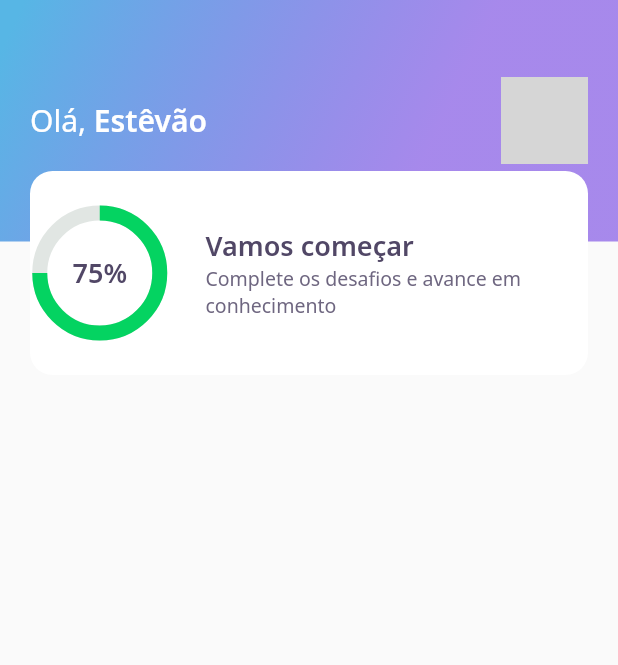
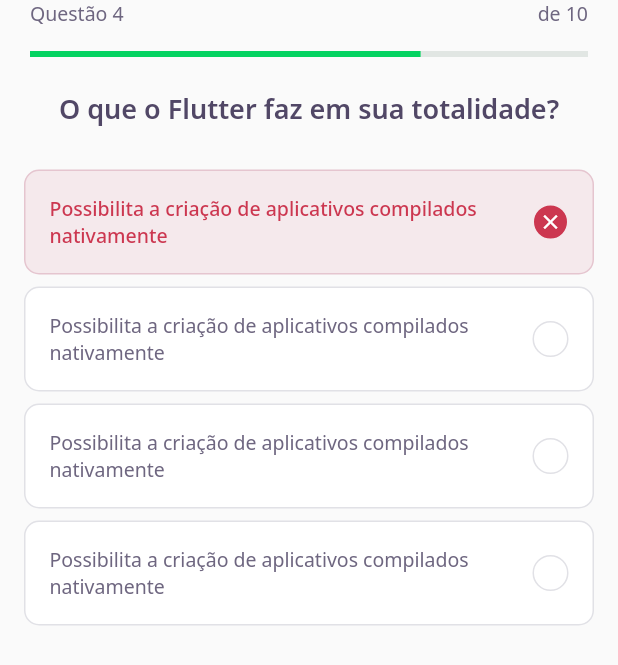
Before and after one commit to EstevaoCalera/NextLevelWeek-5, a Flutter app: the screen it shows after launch, on a phone screen of 412 x 824 dp. Shown: the top 665 px of the screen. Run offline on Flutter 3.47's test engine with Material 2 defaults, Android fonts, the phone set to English and light mode, and no system bars; our stand-ins replace google_fonts; grey boxes are pictures that could not be loaded.

Commit message:
Aula 2 concluida

```diff
--- /dev/null
+++ b/lib/challenge/challenge_page.dart
@@ -0,0 +1,22 @@
+import 'package:devquiz/challenge/widgets/question_indicator/question_indicator_widget.dart';
+import 'package:devquiz/challenge/widgets/quiz/quiz_widget.dart';
+import 'package:flutter/material.dart';
+
+class ChallengePage extends StatefulWidget {
+  ChallengePage({Key? key}) : super(key: key);
+  @override
+  _ChallengePageState createState() => _ChallengePageState();
+}
+
+class _ChallengePageState extends State<ChallengePage> {
+  @override
+  Widget build(BuildContext context) {
+    return Scaffold(
+      appBar: PreferredSize(
+        preferredSize: Size.fromHeight(60),
+        child: SafeArea(top: true, child: QuestionIndicatorWidget()),
+      ),
+      body: QuizWidget(title: "O que o Flutter faz em sua totalidade?"),
+    );
+  }
+}
--- /dev/null
+++ b/lib/challenge/widgets/awnser/awnser_widget.dart
@@ -0,0 +1,73 @@
+import 'package:devquiz/core/app_colors.dart';
+import 'package:devquiz/core/core.dart';
+import 'package:flutter/material.dart';
+
+class AwnserWidget extends StatelessWidget {
+  final String title;
+  final bool isRight;
+  final bool isSelected;
+  const AwnserWidget({
+    Key? key,
+    required this.title,
+    this.isRight = false,
+    this.isSelected = false,
+  }) : super(key: key);
+
+  Color get _selectedColorRight =>
+      isRight ? AppColors.darkGreen : AppColors.darkRed;
+  Color get _selectedBorderRight =>
+      isRight ? AppColors.lightGreen : AppColors.lightRed;
+  Color get _selectedColorCardRight =>
+      isRight ? AppColors.lightGreen : AppColors.lightRed;
+  Color get _selectedBorderCardRight =>
+      isRight ? AppColors.green : AppColors.red;
+  TextStyle get _selectedTextStyleRight =>
+      isRight ? AppTextStyles.bodyDarkGreen : AppTextStyles.bodyDarkRed;
+  IconData get _selectedIconRight => isRight ? Icons.check : Icons.close;
+
+  @override
+  Widget build(BuildContext context) {
+    return Padding(
+      padding: const EdgeInsets.symmetric(horizontal: 16, vertical: 4),
+      child: Container(
+        padding: EdgeInsets.all(16),
+        decoration: BoxDecoration(
+            color: isSelected ? _selectedColorCardRight : AppColors.white,
+            borderRadius: BorderRadius.circular(10),
+            border: Border.fromBorderSide(BorderSide(
+                color:
+                    isSelected ? _selectedBorderCardRight : AppColors.border))),
+        child: Row(
+          mainAxisAlignment: MainAxisAlignment.spaceBetween,
+          children: [
+            Expanded(
+              child: Text(
+                title,
+                style:
+                    isSelected ? _selectedTextStyleRight : AppTextStyles.body,
+              ),
+            ),
+            Container(
+              width: 24,
+              height: 24,
+              decoration: BoxDecoration(
+                color: isSelected ? _selectedColorRight : AppColors.white,
+                borderRadius: BorderRadius.circular(500),
+                border: Border.fromBorderSide(BorderSide(
+                    color:
+                        isSelected ? _selectedBorderRight : AppColors.border)),
+              ),
+              child: isSelected
+                  ? Icon(
+                      _selectedIconRight,
+                      color: AppColors.white,
+                      size: 16,
+                    )
+                  : null,
+            )
+          ],
+        ),
+      ),
+    );
+  }
+}
--- /dev/null
+++ b/lib/challenge/widgets/question_indicator/question_indicator_widget.dart
@@ -0,0 +1,33 @@
+import 'package:devquiz/core/core.dart';
+import 'package:devquiz/shared/progress_indicator/progress_indicator_widget.dart';
+import 'package:flutter/material.dart';
+
+class QuestionIndicatorWidget extends StatelessWidget {
+  const QuestionIndicatorWidget({Key? key}) : super(key: key);
+
+  @override
+  Widget build(BuildContext context) {
+    return Container(
+      padding: const EdgeInsets.symmetric(horizontal: 20),
+      child: Column(
+        children: [
+          Row(
+            mainAxisAlignment: MainAxisAlignment.spaceBetween,
+            children: [
+              Text(
+                "Questão 4",
+                style: AppTextStyles.body,
+              ),
+              Text(
+                "de 10",
+                style: AppTextStyles.body,
+              ),
+            ],
+          ),
+          SizedBox(height: 16),
+          ProgressIndicatorWidget(value: 0.7)
+        ],
+      ),
+    );
+  }
+}
--- /dev/null
+++ b/lib/challenge/widgets/quiz/quiz_widget.dart
@@ -0,0 +1,36 @@
+import 'package:devquiz/challenge/widgets/awnser/awnser_widget.dart';
+import 'package:devquiz/core/core.dart';
+import 'package:flutter/material.dart';
+
+class QuizWidget extends StatelessWidget {
+  const QuizWidget({Key? key, required this.title}) : super(key: key);
+  final String title;
+  @override
+  Widget build(BuildContext context) {
+    return Column(
+      children: [
+        Text(
+          title,
+          style: AppTextStyles.heading,
+        ),
+        SizedBox(
+          height: 24,
+        ),
+        AwnserWidget(
+            isRight: false,
+            isSelected: true,
+            title:
+                "Possibilita a criação de aplicativos compilados nativamente"),
+        AwnserWidget(
+            title:
+                "Possibilita a criação de aplicativos compilados nativamente"),
+        AwnserWidget(
+            title:
+                "Possibilita a criação de aplicativos compilados nativamente"),
+        AwnserWidget(
+            title:
+                "Possibilita a criação de aplicativos compilados nativamente"),
+      ],
+    );
+  }
+}
--- a/lib/core/app_widget.dart
+++ b/lib/core/app_widget.dart
@@ -1,3 +1,4 @@
+import 'package:devquiz/challenge/challenge_page.dart';
 import 'package:devquiz/home/home_page.dart';
 import 'package:flutter/material.dart';
 
@@ -6,7 +7,7 @@ class AppWidget extends StatelessWidget {
   Widget build(BuildContext context) {
     return MaterialApp(
       title: "DevQuiz",
-      home: HomePage(),
+      home: ChallengePage(),
     );
   }
 }
--- a/lib/home/widgets/score_card/score_card_widget.dart
+++ b/lib/home/widgets/score_card/score_card_widget.dart
@@ -15,6 +15,8 @@ class ScoreCardWidget extends StatelessWidget {
           color: AppColors.white,
           borderRadius: BorderRadius.circular(15),
         ),
+        child: Padding(
+          padding: const EdgeInsets.symmetric(horizontal: 24),
           child: Row(
             crossAxisAlignment: CrossAxisAlignment.center,
             children: [
@@ -45,6 +47,7 @@ class ScoreCardWidget extends StatelessWidget {
             ],
           ),
         ),
+      ),
     );
   }
 }
--- /dev/null
+++ b/lib/shared/progress_indicator/progress_indicator_widget.dart
@@ -0,0 +1,17 @@
+import 'package:devquiz/core/core.dart';
+import 'package:flutter/material.dart';
+
+class ProgressIndicatorWidget extends StatelessWidget {
+  final double value;
+  const ProgressIndicatorWidget({Key? key, required this.value})
+      : super(key: key);
+
+  @override
+  Widget build(BuildContext context) {
+    return LinearProgressIndicator(
+      value: value,
+      backgroundColor: AppColors.chartSecondary,
+      valueColor: AlwaysStoppedAnimation<Color>(AppColors.chartPrimary),
+    );
+  }
+}
```
Also changed, not shown: lib/home/home_page.dart (+36 -1 lines), lib/home/widgets/level_button/level_button_widget.dart (added, +62 -0 lines), lib/home/widgets/quiz_card/quiz_card_widget.dart (added, +51 -0 lines). Lines whose indentation alone changed are shown as unchanged.
